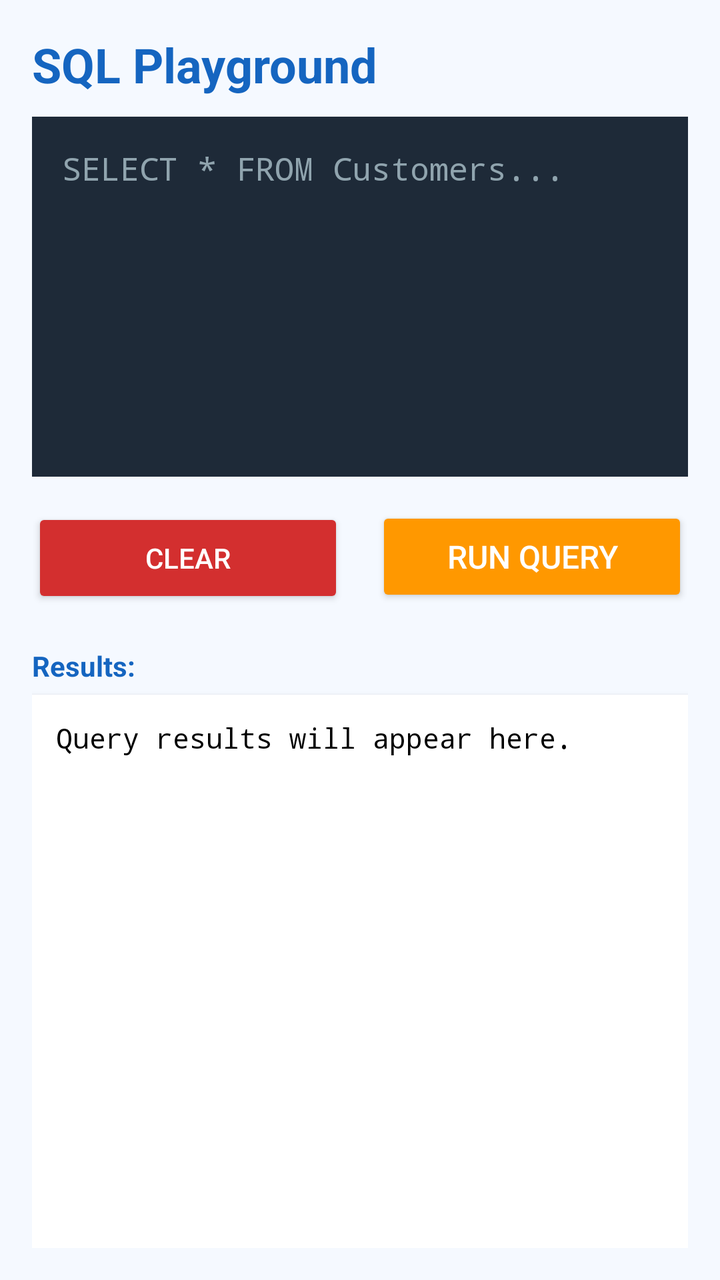
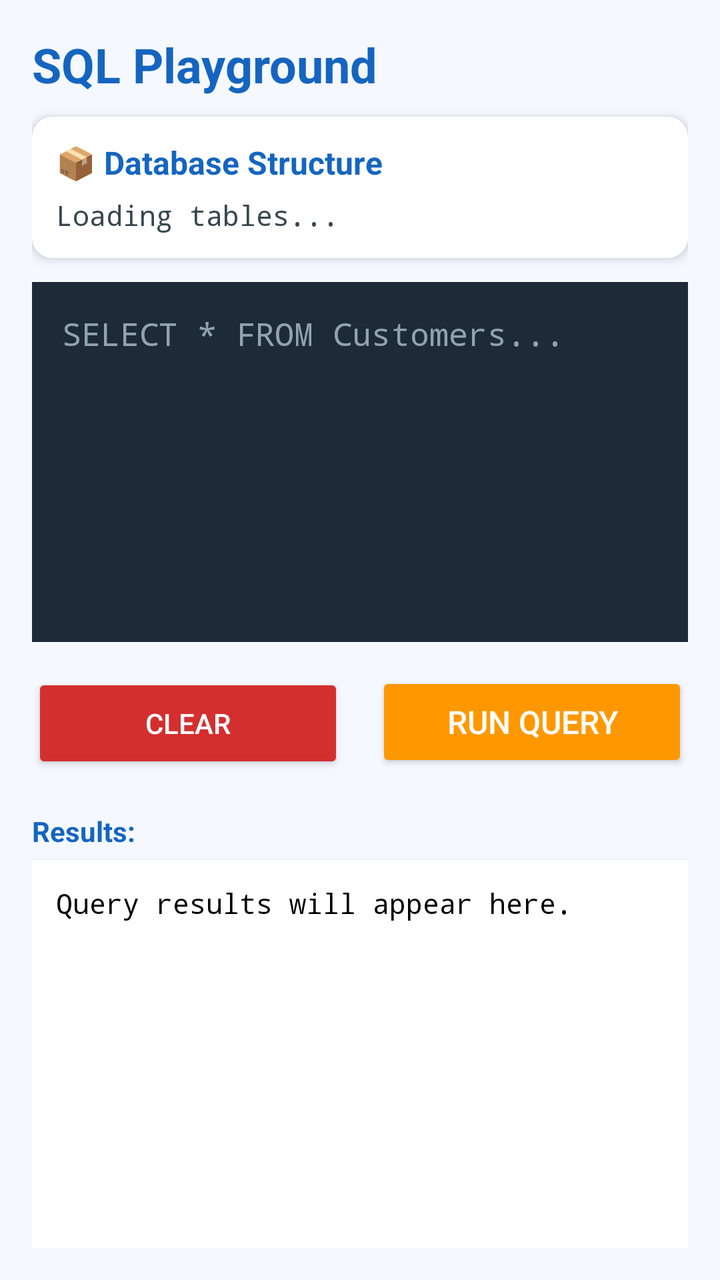

Screens rendered from an Android XML layout before and after an edit, with the pre-edit source and the edit as a unified diff.
<!-- AndroidManifest.xml: application theme Theme.AppCompat.Light.NoActionBar -->
<!-- res/layout/activity_playground.xml -->
<?xml version="1.0" encoding="utf-8"?>
<LinearLayout xmlns:android="http://schemas.android.com/apk/res/android"
    android:layout_width="match_parent"
    android:layout_height="match_parent"
    android:orientation="vertical"
    android:padding="16dp"
    android:background="#F5F9FF"
    android:fitsSystemWindows="true">

    <TextView
        android:layout_width="match_parent"
        android:layout_height="wrap_content"
        android:text="SQL Playground"
        android:textSize="24sp"
        android:textStyle="bold"
        android:textColor="#1565C0"
        android:layout_marginBottom="10dp"/>

    <EditText
        android:id="@+id/etQuery"
        android:layout_width="match_parent"
        android:layout_height="180dp"
        android:background="#1E2A38"
        android:textColor="#FFFFFF"
        android:textColorHint="#90A4AE"
        android:fontFamily="monospace"
        android:gravity="top|start"
        android:hint="SELECT * FROM Customers..."
        android:padding="15dp"
        android:textSize="16sp"
        android:inputType="textMultiLine"/>

    <LinearLayout
        android:layout_width="match_parent"
        android:layout_height="wrap_content"
        android:orientation="horizontal"
        android:layout_marginTop="15dp"
        android:weightSum="2">

        <Button
            android:id="@+id/btnClear"
            android:layout_width="0dp"
            android:layout_height="wrap_content"
            android:layout_weight="1"
            android:text="CLEAR"
            android:textColor="#FFFFFF"
            android:backgroundTint="#D32F2F"
            android:layout_marginEnd="8dp"
            android:minHeight="50dp"/>

        <Button
            android:id="@+id/btnRun"
            android:layout_width="0dp"
            android:layout_height="wrap_content"
            android:layout_weight="1"
            android:text="RUN QUERY"
            android:textSize="16sp"
            android:textColor="#FFFFFF"
            android:backgroundTint="#FF9800"
            android:layout_marginStart="8dp"
            android:minHeight="50dp"/>
    </LinearLayout>

    <TextView
        android:layout_width="match_parent"
        android:layout_height="wrap_content"
        android:text="Results:"
        android:textStyle="bold"
        android:textColor="#1565C0"
        android:layout_marginTop="20dp"
        android:layout_marginBottom="5dp"/>

    <ScrollView
        android:layout_width="match_parent"
        android:layout_height="0dp"
        android:layout_weight="1"
        android:background="#FFFFFF"
        android:elevation="2dp"
        android:fillViewport="true"
        android:contentDescription="Results Area">

        <TextView
            android:id="@+id/tvResult"
            android:layout_width="match_parent"
            android:layout_height="wrap_content"
            android:padding="12dp"
            android:fontFamily="monospace"
            android:textColor="#000000"
            android:textSize="14sp"
            android:text="Query results will appear here."
            android:scrollbars="horizontal|vertical"/>
    </ScrollView>

</LinearLayout>
<!-- resources referenced by this layout -->
<resources>

</resources>

<!-- the commit's change to res/layout/activity_playground.xml (unified diff, before → after) -->
@@ -1,5 +1,7 @@
 <?xml version="1.0" encoding="utf-8"?>
 <LinearLayout xmlns:android="http://schemas.android.com/apk/res/android"
+    xmlns:app="http://schemas.android.com/apk/res-auto"
+
     android:layout_width="match_parent"
     android:layout_height="match_parent"
     android:orientation="vertical"
@@ -15,6 +17,43 @@
         android:textStyle="bold"
         android:textColor="#1565C0"
         android:layout_marginBottom="10dp"/>
+
+    
+    <androidx.cardview.widget.CardView
+        android:layout_width="match_parent"
+        android:layout_height="wrap_content"
+        android:layout_marginBottom="12dp"
+        app:cardCornerRadius="10dp"
+        app:cardElevation="3dp">
+
+        <LinearLayout
+            android:layout_width="match_parent"
+            android:layout_height="wrap_content"
+            android:orientation="vertical"
+            android:padding="12dp">
+
+            <TextView
+                android:id="@+id/tvDbTitle"
+                android:layout_width="match_parent"
+                android:layout_height="wrap_content"
+                android:text="📦 Database Structure"
+                android:textStyle="bold"
+                android:textSize="16sp"
+                android:textColor="#1565C0"
+                android:paddingBottom="6dp"/>
+
+            <TextView
+                android:id="@+id/tvDbStructure"
+                android:layout_width="match_parent"
+                android:layout_height="wrap_content"
+                android:fontFamily="monospace"
+                android:textSize="14sp"
+                android:textColor="#37474F"
+                android:text="Loading tables..."
+                android:lineSpacingExtra="4dp"/>
+        </LinearLayout>
+    </androidx.cardview.widget.CardView>
+
 
     <EditText
         android:id="@+id/etQuery"
